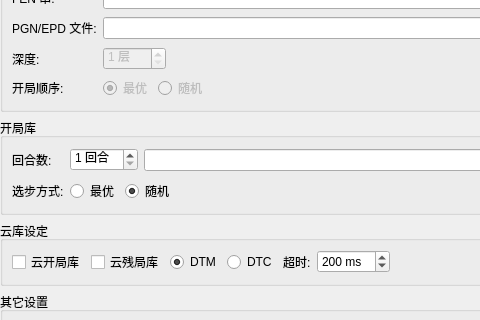
This is projects/gui/ui/gamesettingswidget.ui in leedavid/GGguiX as Qt 5 draws it before an edit; both pictures show x 0 to 480 and y 98 to 418 of the 618 by 584 pixel window. The edited form follows.
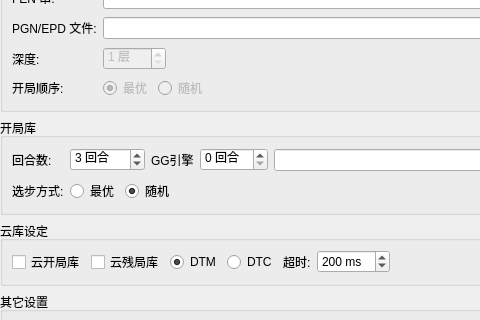
This is the edited form.

```diff
--- a/projects/gui/ui/gamesettingswidget.ui
+++ b/projects/gui/ui/gamesettingswidget.ui
@@ -224,7 +224,33 @@
            <string> 回合</string>
           </property>
           <property name="minimum">
-           <number>1</number>
+           <number>0</number>
+          </property>
+          <property name="maximum">
+           <number>100</number>
+          </property>
+          <property name="value">
+           <number>3</number>
+          </property>
+         </widget>
+        </item>
+        <item>
+         <widget class="QLabel" name="label_2">
+          <property name="text">
+           <string>GG引擎</string>
+          </property>
+         </widget>
+        </item>
+        <item>
+         <widget class="QSpinBox" name="m_GGzeroDepthSpin">
+          <property name="toolTip">
+           <string>GGzero引擎的回合数</string>
+          </property>
+          <property name="suffix">
+           <string> 回合</string>
+          </property>
+          <property name="prefix">
+           <string/>
           </property>
          </widget>
         </item>
```
